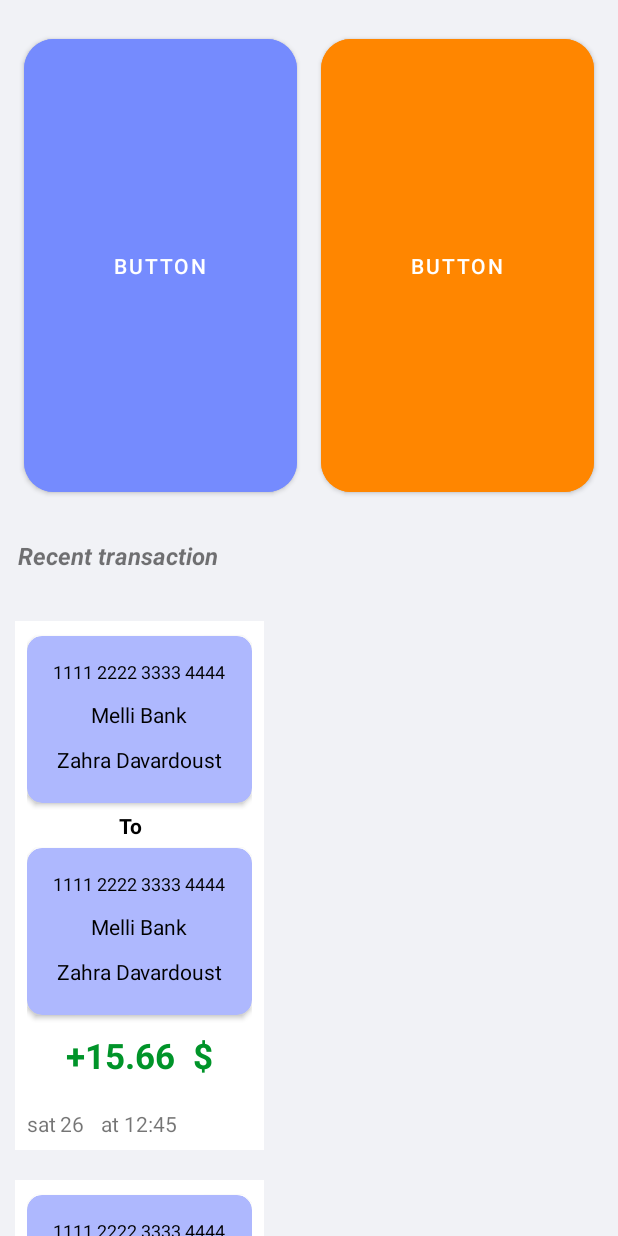
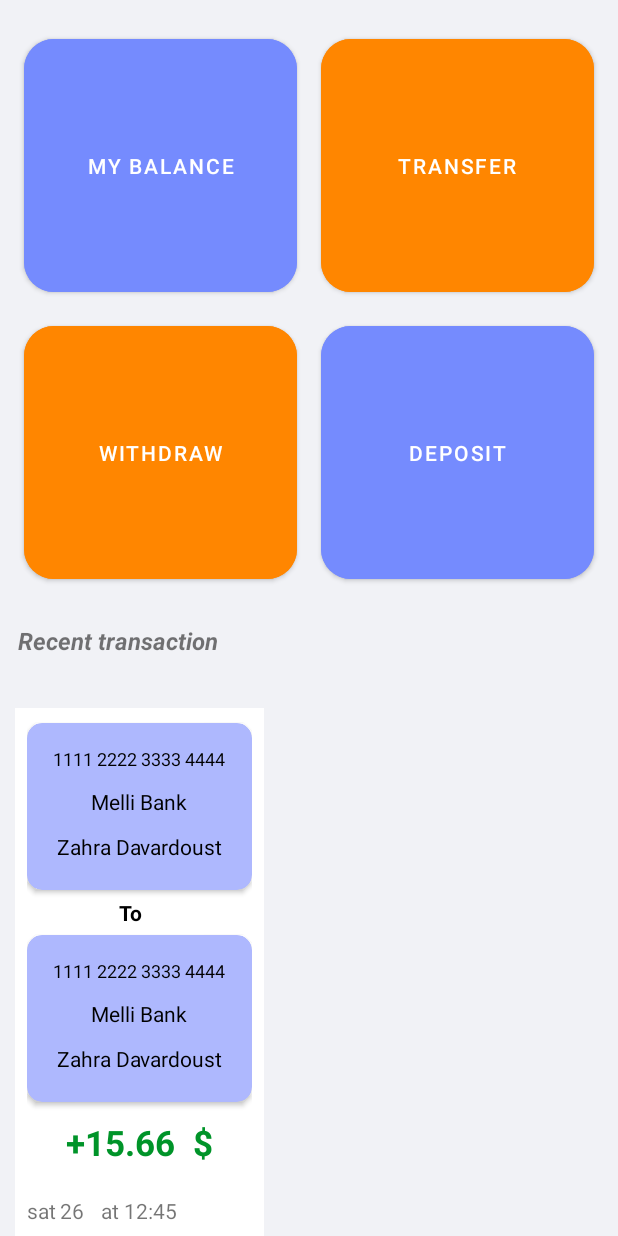
Before and after one commit to zahhard/bank, an Android app: the layout fragment_home.xml on its own in the app's theme, with its tools: preview values and no code run, on a phone screen of 412 x 824 dp. Run offline under Robolectric (Android 15) with nearby library versions, the phone set to English and light mode, and no system bars.

Commit message:
fragment_home.xml interface updated and tow buttoms added

```diff
--- a/app/src/main/res/layout/fragment_home.xml
+++ b/app/src/main/res/layout/fragment_home.xml
@@ -1,6 +1,5 @@
 <?xml version="1.0" encoding="utf-8"?>
-<androidx.constraintlayout.widget.ConstraintLayout
-    xmlns:android="http://schemas.android.com/apk/res/android"
+<androidx.constraintlayout.widget.ConstraintLayout xmlns:android="http://schemas.android.com/apk/res/android"
     xmlns:app="http://schemas.android.com/apk/res-auto"
     xmlns:tools="http://schemas.android.com/tools"
     android:layout_width="match_parent"
@@ -13,14 +12,15 @@
         android:id="@+id/btn_balance"
         android:layout_width="0dp"
         android:layout_height="0dp"
+        android:layout_marginTop="20sp"
+        android:layout_marginBottom="5dp"
+        android:layout_marginStart="16dp"
         android:layout_marginEnd="8dp"
-        android:layout_marginStart="16dp"
         android:layout_weight="1"
-        android:text="Button"
-        android:backgroundTint="#758BFE"
-        android:layout_marginVertical="20sp"
+        android:backgroundTint="@color/light_blue"
+        android:text="@string/my_balance"
         app:cornerRadius="20sp"
-        app:layout_constraintBottom_toTopOf="@+id/guideline3"
+        app:layout_constraintBottom_toTopOf="@+id/guideline4"
         app:layout_constraintEnd_toStartOf="@+id/guideline2"
         app:layout_constraintHorizontal_bias="1.0"
         app:layout_constraintStart_toStartOf="parent"
@@ -31,19 +31,54 @@
         android:id="@+id/btn_transfer"
         android:layout_width="0dp"
         android:layout_height="0dp"
+        android:layout_marginTop="20sp"
+        android:layout_marginBottom="5dp"
         android:layout_marginStart="8dp"
         android:layout_marginEnd="16dp"
         android:layout_weight="1"
-        android:text="Button"
-        android:backgroundTint="#FF8600"
+        android:backgroundTint="@color/orange"
+        android:text="@string/transfer"
         app:cornerRadius="20sp"
-        android:layout_marginVertical="20sp"
-        app:layout_constraintBottom_toTopOf="@+id/guideline3"
+        app:layout_constraintBottom_toTopOf="@+id/guideline4"
         app:layout_constraintEnd_toEndOf="parent"
         app:layout_constraintHorizontal_bias="1.0"
         app:layout_constraintStart_toStartOf="@+id/guideline2"
         app:layout_constraintTop_toTopOf="parent"
         app:layout_constraintVertical_bias="0.083" />
+
+    <Button
+        android:id="@+id/btn_withdraw"
+        android:layout_width="0dp"
+        android:layout_height="0dp"
+        android:layout_marginBottom="20dp"
+        android:layout_marginTop="5dp"
+        android:layout_weight="1"
+        android:layout_marginStart="16dp"
+        android:layout_marginEnd="8dp"
+        android:backgroundTint="@color/orange"
+        android:text="withdraw"
+        app:cornerRadius="20sp"
+        app:layout_constraintBottom_toTopOf="@+id/guideline3"
+        app:layout_constraintEnd_toStartOf="@+id/guideline2"
+        app:layout_constraintStart_toStartOf="parent"
+        app:layout_constraintTop_toTopOf="@+id/guideline4" />
+
+    <Button
+        android:id="@+id/btn_deposit"
+        android:layout_width="0dp"
+        android:layout_height="0dp"
+       android:layout_marginBottom="20dp"
+        android:layout_marginTop="5dp"
+        android:layout_weight="1"
+        android:layout_marginStart="8dp"
+        android:layout_marginEnd="16dp"
+        android:backgroundTint="@color/light_blue"
+        android:text="deposit"
+        app:cornerRadius="20sp"
+        app:layout_constraintBottom_toTopOf="@+id/guideline3"
+        app:layout_constraintEnd_toEndOf="parent"
+        app:layout_constraintStart_toStartOf="@+id/guideline2"
+        app:layout_constraintTop_toTopOf="@+id/guideline4" />
 
     <androidx.constraintlayout.widget.Guideline
         android:id="@+id/guideline2"
@@ -57,7 +92,7 @@
         android:layout_width="wrap_content"
         android:layout_height="wrap_content"
         android:orientation="horizontal"
-        app:layout_constraintGuide_percent="0.43" />
+        app:layout_constraintGuide_percent="0.5" />
 
     <TextView
         android:id="@+id/textView2"
@@ -76,8 +111,8 @@
     <LinearLayout
         android:layout_width="0dp"
         android:layout_height="0dp"
+        android:layout_marginTop="50dp"
         android:orientation="horizontal"
-        android:layout_marginTop="50dp"
         app:layout_constraintBottom_toBottomOf="parent"
         app:layout_constraintEnd_toEndOf="parent"
         app:layout_constraintStart_toStartOf="parent"
@@ -92,4 +127,11 @@
             tools:listitem="@layout/transactions" />
 
     </LinearLayout>
+
+    <androidx.constraintlayout.widget.Guideline
+        android:id="@+id/guideline4"
+        android:layout_width="wrap_content"
+        android:layout_height="wrap_content"
+        android:orientation="horizontal"
+        app:layout_constraintGuide_percent="0.25" />
 </androidx.constraintlayout.widget.ConstraintLayout>
```
